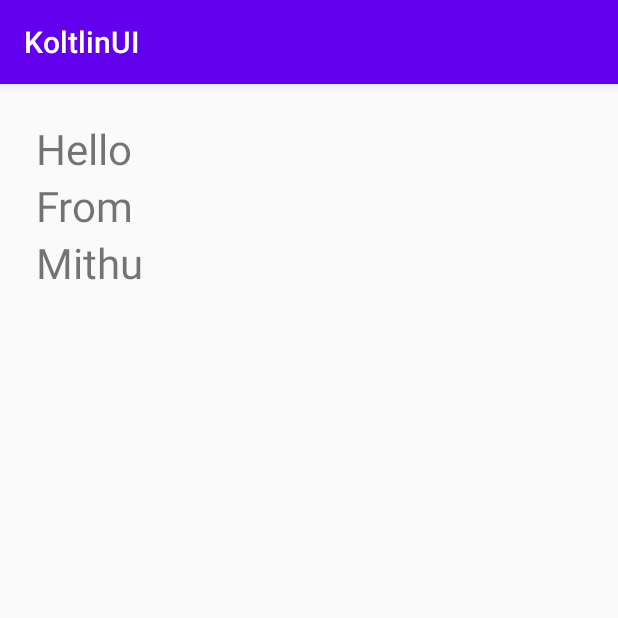
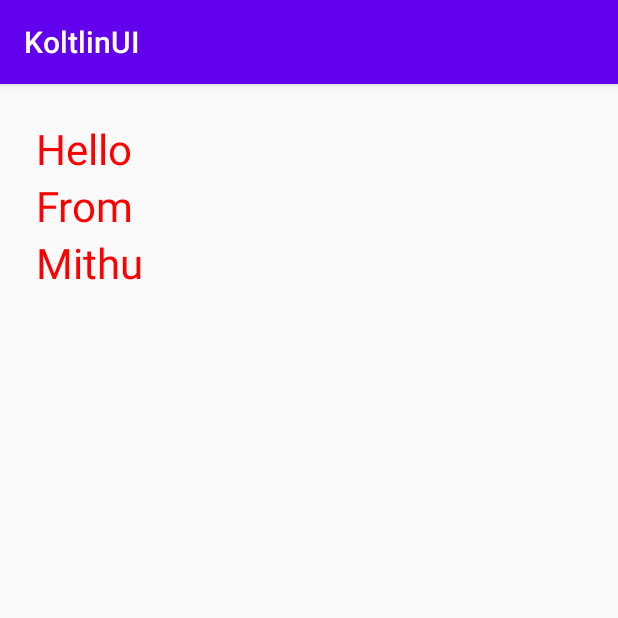
Before and after one commit to MithuBitz/Kotlin_Lesson, an Android app: the screen it shows after launch (MainActivity), on a phone screen of 412 x 824 dp, the top half of it. Run offline under Robolectric (Android 15) with nearby library versions, the phone set to English and light mode, and no system bars.

Commit message:
add and set the attributes useing code

```diff
--- a/app/src/main/java/com/example/userinterface/MainActivity.kt
+++ b/app/src/main/java/com/example/userinterface/MainActivity.kt
@@ -1,5 +1,6 @@
 package com.example.userinterface
 
+import android.graphics.Color
 import android.os.Bundle
 import com.google.android.material.floatingactionbutton.FloatingActionButton
 import com.google.android.material.snackbar.Snackbar
@@ -29,6 +30,7 @@ class MainActivity : AppCompatActivity() {
         val view = TextView(this)
         view.text = lebel
         view.textSize = 28f
+        view.setTextColor(Color.parseColor("#ff0000"))
         linearLayout.addView(view)
     }
 }
```
